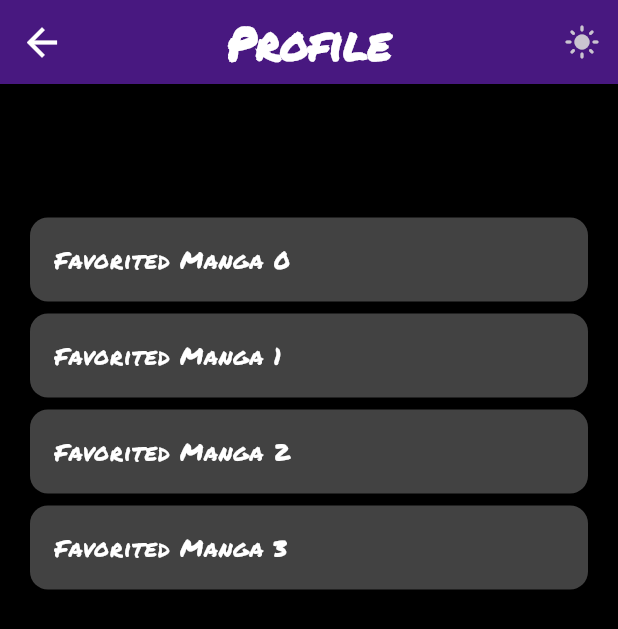
After one commit to Detopall/manga-logger, a Flutter app: the screen it shows after launch, after a tap on an icon or button, on a phone screen of 412 x 824 dp. The commit adds this screen. Shown: the top 629 px of the screen. Run offline on Flutter 3.47's test engine with Material 3 defaults, Android fonts, the phone set to English and light mode, and no system bars; our stand-ins replace flutter_svg; missing offline and left inert: flutter_barcode_scanner; network calls fail.

Commit message:
fixed barcode scanner widget scanning barcode will find the title, and search for it, allowing the user to pick out any manga with the right title. mock profile page added, with simple dark mode functionality.

```diff
--- /dev/null
+++ b/lib/pages/profile.dart
@@ -0,0 +1,127 @@
+import 'package:flutter/material.dart';
+
+class ProfilePage extends StatefulWidget {
+  final bool isDarkMode; // Accept dark mode state
+
+  const ProfilePage({super.key, required this.isDarkMode});
+
+  @override
+  State<ProfilePage> createState() => _ProfilePageState();
+}
+
+class _ProfilePageState extends State<ProfilePage> {
+  late bool isDarkMode;
+
+  @override
+  void initState() {
+    super.initState();
+    isDarkMode = widget.isDarkMode; // Initialize with passed state
+  }
+
+  // Toggle between light and dark mode
+  void _toggleTheme() {
+    setState(() {
+      isDarkMode = !isDarkMode;
+    });
+  }
+
+  @override
+  Widget build(BuildContext context) {
+    return MaterialApp(
+      debugShowCheckedModeBanner: false,
+      theme: isDarkMode ? ThemeData.dark() : ThemeData.light(),
+      home: Scaffold(
+        appBar: _appBar(),
+        body: Container(
+          padding: const EdgeInsets.all(16.0),
+          color: isDarkMode ? Colors.black : Colors.white,
+          child: Column(
+            crossAxisAlignment: CrossAxisAlignment.start,
+            children: [
+              const SizedBox(height: 20),
+              const Padding(
+                padding: EdgeInsets.only(left: 30),
+                child: Text(
+                  "Favorited Manga:",
+                  style: TextStyle(
+                    fontSize: 20,
+                    fontWeight: FontWeight.bold,
+                    fontFamily: 'PermanentMarker',
+                    color: Colors.black,
+                  ),
+                ),
+              ),
+              const SizedBox(height: 20),
+              Expanded(
+                child: _favoritedMangaList(),
+              ),
+            ],
+          ),
+        ),
+      ),
+    );
+  }
+
+  AppBar _appBar() {
+    return AppBar(
+      title: Text(
+        'Profile',
+        style: TextStyle(
+          color: isDarkMode ? Colors.white : Colors.black,
+          fontFamily: 'PermanentMarker',
+          fontSize: 30,
+          fontWeight: FontWeight.bold,
+        ),
+      ),
+      backgroundColor: const Color.fromRGBO(124, 30, 232, 0.5),
+      centerTitle: true,
+      elevation: 0.0,
+      leading: GestureDetector(
+        onTap: () {
+          Navigator.pop(context, isDarkMode);
+        },
+        child: Container(
+            width: 35,
+            margin: const EdgeInsets.all(10),
+            decoration: BoxDecoration(
+              borderRadius: BorderRadius.circular(10.0),
+            ),
+            alignment: Alignment.center,
+            child: GestureDetector(
+                onTap: () {
+                  Navigator.pop(context, isDarkMode);
+                },
+                child: Icon(Icons.arrow_back,
+                    color: isDarkMode ? Colors.white : Colors.black,
+                    size: 30))),
+      ),
+      actions: [
+        IconButton(
+          icon: Icon(isDarkMode ? Icons.light_mode : Icons.dark_mode),
+          onPressed: _toggleTheme,
+        ),
+      ],
+    );
+  }
+
+  Widget _favoritedMangaList() {
+    return ListView.builder(
+      itemCount: 4,
+      itemBuilder: (context, index) {
+        return Card(
+          color: isDarkMode ? Colors.grey[800] : Colors.white,
+          child: ListTile(
+            title: Text(
+              "Favorited Manga $index",
+              style: TextStyle(
+                color: isDarkMode ? Colors.white : Colors.black,
+                fontFamily: 'PermanentMarker',
+                fontSize: 16,
+              ),
+            ),
+          ),
+        );
+      },
+    );
+  }
+}
```
Also changed, not shown: lib/barcode/button_widget.dart (deleted, +0 -178 lines), lib/barcode/controller.dart (deleted, +0 -122 lines), lib/barcode/error_widget.dart (deleted, +0 -49 lines), lib/pages/home.dart (+98 -31 lines), pubspec.yaml (+6 -3 lines), assets/icons/menu-dark.svg (renamed from assets/icons/menu.svg), assets/icons/menu-light.svg (added), assets/icons/profile-dark.svg (added), assets/icons/profile-light.svg (added), assets/icons/settings.svg (deleted), pubspec.lock, 3 other files.
